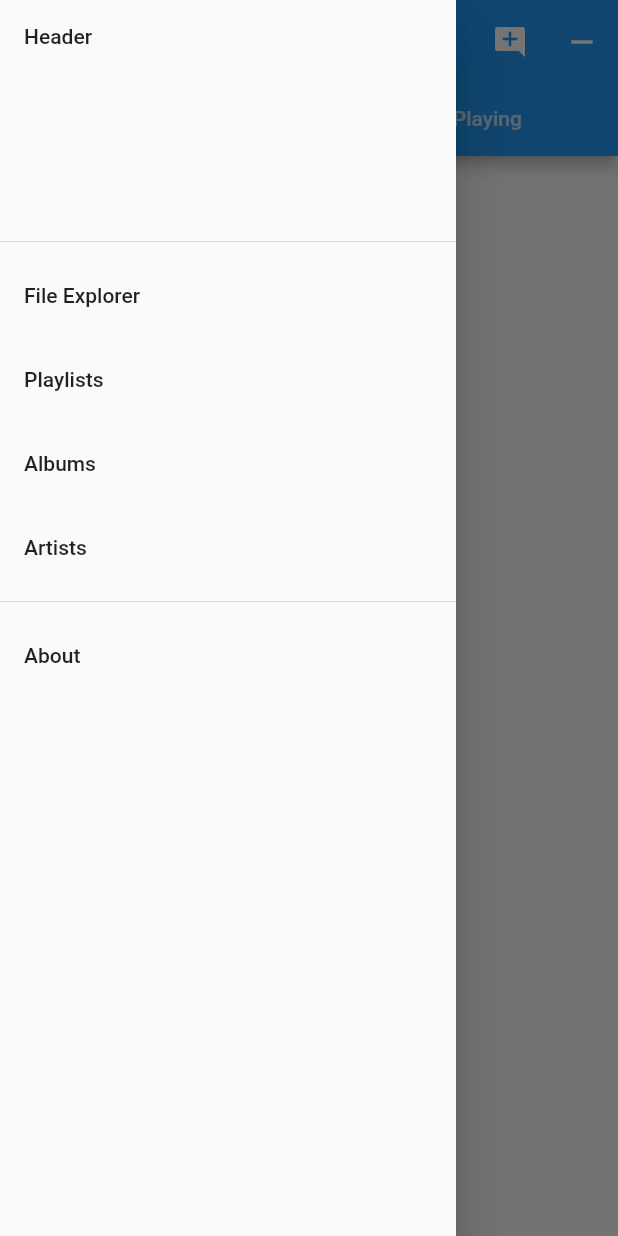
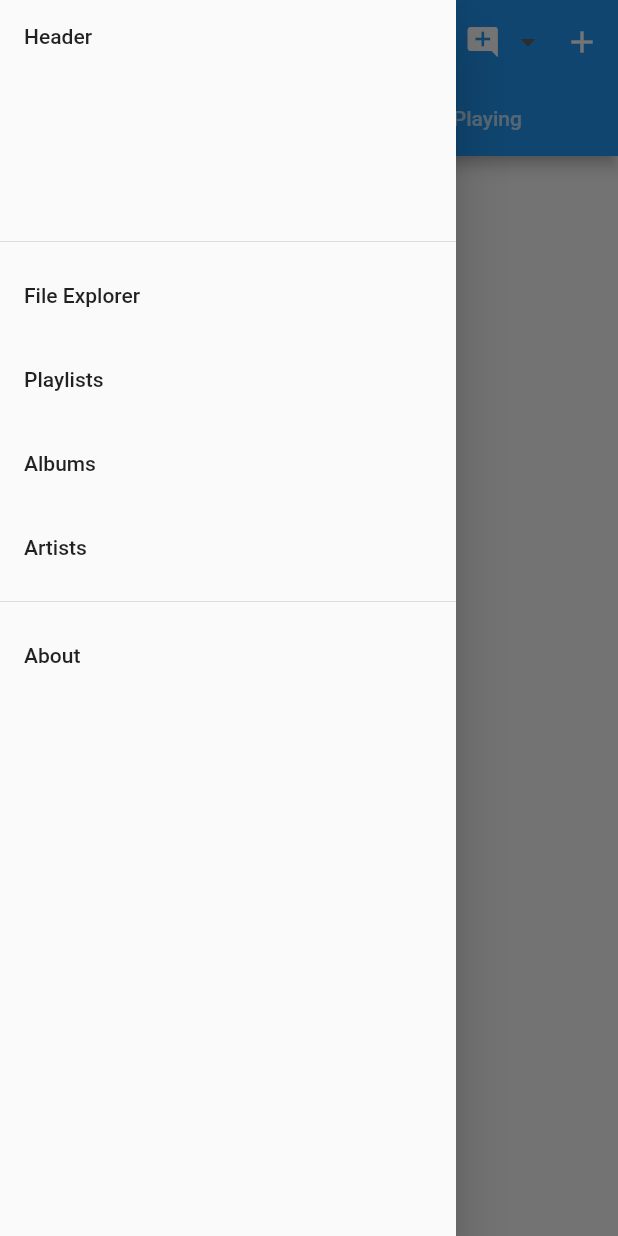
Before and after one commit to IrosTheBeggar/mstream-flutter, a Flutter app: the screen it shows after launch, with the side drawer open, on a phone screen of 412 x 824 dp. Run offline on Flutter 3.47's test engine with Material 2 defaults, Android fonts, the phone set to English and light mode, and no system bars; our stand-ins replace audioplayers; network calls fail.

Commit message:
some new stuff

```diff
--- a/lib/main.dart
+++ b/lib/main.dart
@@ -14,10 +14,10 @@ typedef void OnError(Exception exception);
 
 const kUrl1 = 'http://www.rxlabz.com/labz/audio.mp3';
 const kUrl2 = 'http://www.rxlabz.com/labz/audio2.mp3';
-String  actionText = "Default";
 
-var queueList = [];
-var serverList = [];
+// var queueList = [];
+
+List serverList = new List();
 var currentServer = {
   'url': 'https://demo.mstream.io/',
   'username': '',
@@ -38,8 +38,8 @@ class _ExampleAppState extends State<ExampleApp> {
   AudioCache audioCache = new AudioCache();
   AudioPlayer advancedPlayer = new AudioPlayer();
   String localFilePath;
+
   List displayList = new List();
-
   String tabText = 'File Explorer';
 
   Future _loadFile() async {
@@ -115,7 +115,7 @@ class _ExampleAppState extends State<ExampleApp> {
       tabText = 'File Explorer';
     });
 
-    var url = "https://demo.mstream.io/dirparser";
+    var url = currentServer['url'] + 'dirparser';
     var response = await http.post(url, body: {"dir": directory});
     print("Response status: ${response.statusCode}");
     print("Response body: ${response.body}");
@@ -139,7 +139,7 @@ class _ExampleAppState extends State<ExampleApp> {
       tabText = 'Playlists';
     });
 
-    var url = "https://demo.mstream.io/playlist/getall";
+    var url = currentServer['url'] + 'playlist/getall';
     var response = await http.get(url);
     var res = jsonDecode(response.body);
     displayList.clear();
@@ -207,6 +207,7 @@ class _ExampleAppState extends State<ExampleApp> {
 
   @override
   void initState() {
+    serverList.add(currentServer);
     getFileList("");
   }
 
@@ -224,20 +225,33 @@ class _ExampleAppState extends State<ExampleApp> {
           ),
           title: Text('mStream'),
           actions: <Widget> [
-            new IconButton (
-              icon: new Icon(Icons.add_comment),
-              onPressed: (){
-                setState(() {
-                  actionText = "New Text";
-                });
-              }
+            new DropdownButtonHideUnderline(
+              child: DropdownButton(
+                hint: Padding(
+                  padding: EdgeInsets.only(left: 44.0),
+                  child: new Icon(Icons.add_comment),
+                ),
+                onChanged: (newVal) {
+                  print(newVal);
+                },
+                items: serverList.map((server) {
+                  return new DropdownMenuItem(
+                    value: 'user',
+                    child: new Text(
+                      'user.name',
+                      style: new TextStyle(color: Colors.black),
+                    ),
+                  );
+                }).toList()
+              )
             ),
             new IconButton (
-              icon: new Icon(Icons.remove),
+              icon: new Icon(Icons.add),
               onPressed: (){
-                setState(() {
-                  actionText = "Default";
-                });
+                Navigator.push(
+                  context,
+                  MaterialPageRoute(builder: (context) => SecondScreen()),
+                );
               }
             ),
           ]
@@ -283,3 +297,22 @@ class _ExampleAppState extends State<ExampleApp> {
     );
   }
 }
+
+class SecondScreen extends StatelessWidget {
+  @override
+  Widget build(BuildContext context) {
+    return Scaffold(
+      appBar: AppBar(
+        title: Text("Add Server"),
+      ),
+      body: Center(
+        child: RaisedButton(
+          onPressed: () {
+            Navigator.pop(context);
+          },
+          child: Text('Go back!'),
+        ),
+      ),
+    );
+  }
+}
```
